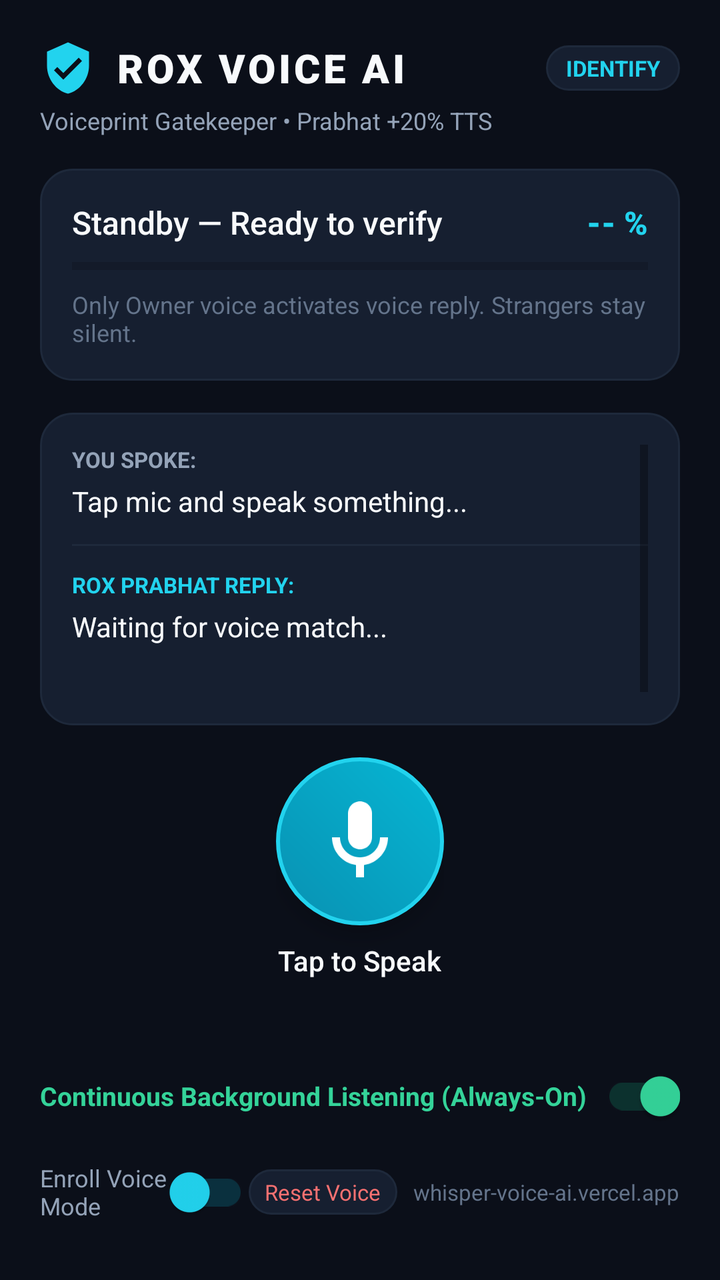
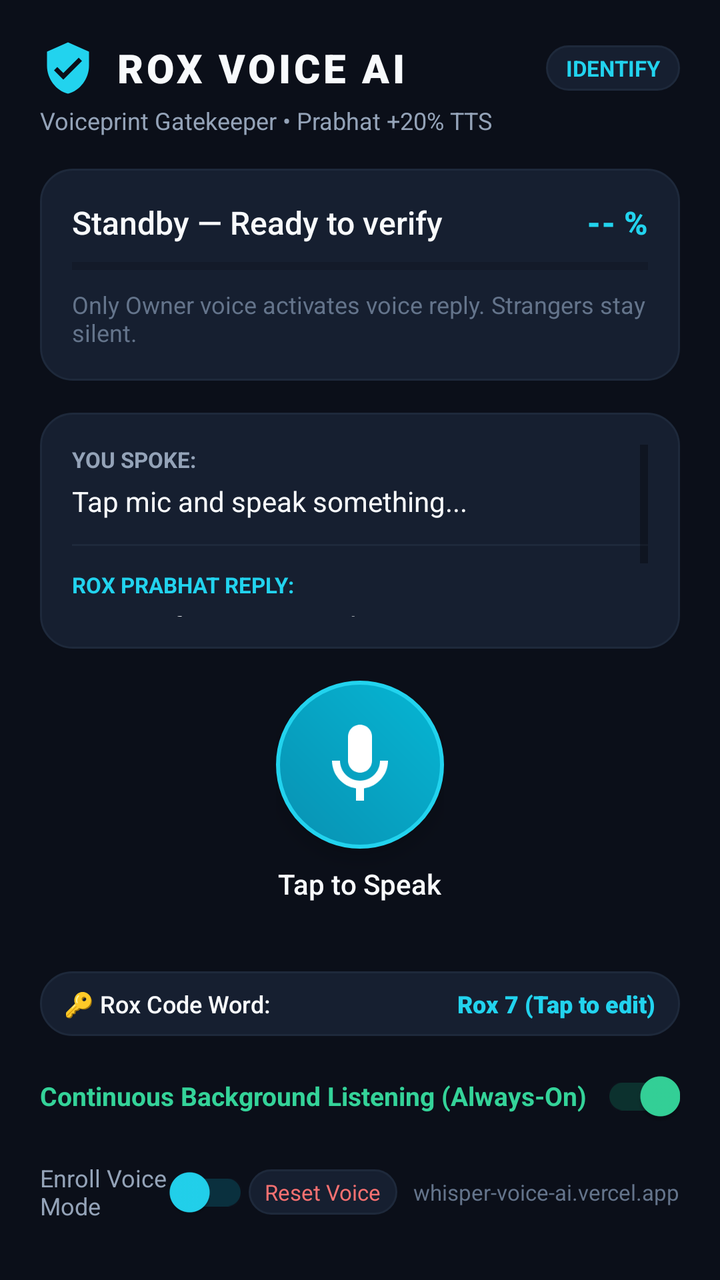

Compare the two renders of this Android layout. The source of the first and the diff that turns it into the second are given below.
<!-- AndroidManifest.xml: application theme Theme.Jarvis -->
<!-- res/layout/activity_main.xml -->
<?xml version="1.0" encoding="utf-8"?>
<androidx.constraintlayout.widget.ConstraintLayout xmlns:android="http://schemas.android.com/apk/res/android"
    xmlns:app="http://schemas.android.com/apk/res-auto"
    xmlns:tools="http://schemas.android.com/tools"
    android:id="@+id/rootLayout"
    android:layout_width="match_parent"
    android:layout_height="match_parent"
    android:background="@color/bg_dark"
    android:padding="20dp">

    
    <LinearLayout
        android:id="@+id/headerLayout"
        android:layout_width="0dp"
        android:layout_height="wrap_content"
        android:orientation="vertical"
        app:layout_constraintEnd_toEndOf="parent"
        app:layout_constraintStart_toStartOf="parent"
        app:layout_constraintTop_toTopOf="parent">

        <LinearLayout
            android:layout_width="match_parent"
            android:layout_height="wrap_content"
            android:gravity="center_vertical"
            android:orientation="horizontal">

            <ImageView
                android:layout_width="28dp"
                android:layout_height="28dp"
                android:src="@drawable/ic_shield_check"
                app:tint="@color/cyan_400" />

            <TextView
                android:id="@+id/tvTitle"
                android:layout_width="0dp"
                android:layout_height="wrap_content"
                android:layout_marginStart="10dp"
                android:layout_weight="1"
                android:fontFamily="sans-serif-black"
                android:letterSpacing="0.08"
                android:text="ROX VOICE AI"
                android:textColor="@color/text_primary"
                android:textSize="20sp" />

            <TextView
                android:id="@+id/tvModeBadge"
                android:layout_width="wrap_content"
                android:layout_height="wrap_content"
                android:background="@drawable/bg_card"
                android:paddingHorizontal="10dp"
                android:paddingVertical="4dp"
                android:text="IDENTIFY"
                android:textColor="@color/cyan_400"
                android:textSize="11sp"
                android:textStyle="bold" />
        </LinearLayout>

        <TextView
            android:id="@+id/tvSubtitle"
            android:layout_width="wrap_content"
            android:layout_height="wrap_content"
            android:layout_marginTop="4dp"
            android:text="Voiceprint Gatekeeper • Prabhat +20% TTS"
            android:textColor="@color/text_secondary"
            android:textSize="12sp" />
    </LinearLayout>

    
    <LinearLayout
        android:id="@+id/cardBiometric"
        android:layout_width="0dp"
        android:layout_height="wrap_content"
        android:layout_marginTop="16dp"
        android:background="@drawable/bg_card"
        android:orientation="vertical"
        android:padding="16dp"
        app:layout_constraintEnd_toEndOf="parent"
        app:layout_constraintStart_toStartOf="parent"
        app:layout_constraintTop_toBottomOf="@id/headerLayout">

        <LinearLayout
            android:layout_width="match_parent"
            android:layout_height="wrap_content"
            android:gravity="center_vertical"
            android:orientation="horizontal">

            <TextView
                android:id="@+id/tvSpeakerStatus"
                android:layout_width="0dp"
                android:layout_height="wrap_content"
                android:layout_weight="1"
                android:fontFamily="sans-serif-medium"
                android:text="Standby — Ready to verify"
                android:textColor="@color/text_primary"
                android:textSize="16sp" />

            <TextView
                android:id="@+id/tvMatchPercent"
                android:layout_width="wrap_content"
                android:layout_height="wrap_content"
                android:fontFamily="sans-serif-black"
                android:text="-- %"
                android:textColor="@color/cyan_400"
                android:textSize="16sp" />
        </LinearLayout>

        
        <ProgressBar
            android:id="@+id/pbMatch"
            style="?android:attr/progressBarStyleHorizontal"
            android:layout_width="match_parent"
            android:layout_height="6dp"
            android:layout_marginTop="8dp"
            android:max="100"
            android:progress="0"
            android:progressTint="@color/cyan_400" />

        <TextView
            android:id="@+id/tvBiometricDetail"
            android:layout_width="match_parent"
            android:layout_height="wrap_content"
            android:layout_marginTop="8dp"
            android:text="Only Owner voice activates voice reply. Strangers stay silent."
            android:textColor="@color/text_muted"
            android:textSize="12sp" />
    </LinearLayout>

    
    <LinearLayout
        android:id="@+id/cardConversation"
        android:layout_width="0dp"
        android:layout_height="0dp"
        android:layout_marginVertical="16dp"
        android:background="@drawable/bg_card"
        android:orientation="vertical"
        android:padding="16dp"
        app:layout_constraintBottom_toTopOf="@id/centerControlLayout"
        app:layout_constraintEnd_toEndOf="parent"
        app:layout_constraintStart_toStartOf="parent"
        app:layout_constraintTop_toBottomOf="@id/cardBiometric">

        <ScrollView
            android:layout_width="match_parent"
            android:layout_height="match_parent"
            android:fillViewport="true">

            <LinearLayout
                android:layout_width="match_parent"
                android:layout_height="wrap_content"
                android:orientation="vertical">

                <TextView
                    android:layout_width="wrap_content"
                    android:layout_height="wrap_content"
                    android:text="YOU SPOKE:"
                    android:textColor="@color/text_secondary"
                    android:textSize="11sp"
                    android:textStyle="bold" />

                <TextView
                    android:id="@+id/tvYouSpoke"
                    android:layout_width="match_parent"
                    android:layout_height="wrap_content"
                    android:layout_marginTop="4dp"
                    android:text="Tap mic and speak something..."
                    android:textColor="@color/text_primary"
                    android:textSize="14sp" />

                <View
                    android:layout_width="match_parent"
                    android:layout_height="1dp"
                    android:layout_marginVertical="12dp"
                    android:background="@color/bg_card_border" />

                <TextView
                    android:layout_width="wrap_content"
                    android:layout_height="wrap_content"
                    android:text="ROX PRABHAT REPLY:"
                    android:textColor="@color/cyan_400"
                    android:textSize="11sp"
                    android:textStyle="bold" />

                <TextView
                    android:id="@+id/tvJarvisReply"
                    android:layout_width="match_parent"
                    android:layout_height="wrap_content"
                    android:layout_marginTop="4dp"
                    android:text="Waiting for voice match..."
                    android:textColor="@color/text_primary"
                    android:textSize="14sp" />

                <TextView
                    android:id="@+id/tvStatusSub"
                    android:layout_width="match_parent"
                    android:layout_height="wrap_content"
                    android:layout_marginTop="10dp"
                    android:text=""
                    android:textColor="@color/emerald_400"
                    android:textSize="11sp" />
            </LinearLayout>
        </ScrollView>
    </LinearLayout>

    
    <LinearLayout
        android:id="@+id/centerControlLayout"
        android:layout_width="wrap_content"
        android:layout_height="wrap_content"
        android:layout_marginBottom="16dp"
        android:gravity="center"
        android:orientation="vertical"
        app:layout_constraintBottom_toTopOf="@id/bottomSettingsLayout"
        app:layout_constraintEnd_toEndOf="parent"
        app:layout_constraintStart_toStartOf="parent">

        <ImageButton
            android:id="@+id/btnMic"
            android:layout_width="84dp"
            android:layout_height="84dp"
            android:background="@drawable/bg_circle_btn"
            android:contentDescription="@string/tap_to_speak"
            android:elevation="6dp"
            android:src="@drawable/ic_mic" />

        <TextView
            android:id="@+id/tvMicStatus"
            android:layout_width="wrap_content"
            android:layout_height="wrap_content"
            android:layout_marginTop="8dp"
            android:fontFamily="sans-serif-medium"
            android:text="Tap to Speak"
            android:textColor="@color/text_primary"
            android:textSize="14sp" />

        <TextView
            android:id="@+id/tvDuration"
            android:layout_width="wrap_content"
            android:layout_height="wrap_content"
            android:layout_marginTop="2dp"
            android:text="00:00"
            android:textColor="@color/cyan_400"
            android:textSize="12sp"
            android:visibility="invisible" />
    </LinearLayout>

    
    <LinearLayout
        android:id="@+id/bottomSettingsLayout"
        android:layout_width="0dp"
        android:layout_height="wrap_content"
        android:orientation="vertical"
        app:layout_constraintBottom_toBottomOf="parent"
        app:layout_constraintEnd_toEndOf="parent"
        app:layout_constraintStart_toStartOf="parent">

        <com.google.android.material.switchmaterial.SwitchMaterial
            android:id="@+id/switchBackgroundListening"
            android:layout_width="match_parent"
            android:layout_height="wrap_content"
            android:checked="true"
            android:text="Continuous Background Listening (Always-On)"
            android:textColor="@color/emerald_400"
            android:textSize="13sp"
            android:textStyle="bold"
            app:thumbTint="@color/emerald_400"
            app:trackTint="@color/emerald_glow" />

        <LinearLayout
            android:layout_width="match_parent"
            android:layout_height="wrap_content"
            android:gravity="center_vertical"
            android:orientation="horizontal">

            <com.google.android.material.switchmaterial.SwitchMaterial
                android:id="@+id/switchRegister"
                android:layout_width="0dp"
                android:layout_height="wrap_content"
                android:layout_weight="1"
                android:text="Enroll Voice Mode"
                android:textColor="@color/text_secondary"
                android:textSize="12sp"
                app:thumbTint="@color/cyan_400"
                app:trackTint="@color/cyan_glow" />

            <TextView
                android:id="@+id/btnResetVoice"
                android:layout_width="wrap_content"
                android:layout_height="wrap_content"
                android:layout_marginEnd="8dp"
                android:background="@drawable/bg_card"
                android:paddingHorizontal="8dp"
                android:paddingVertical="4dp"
                android:text="Reset Voice"
                android:textColor="@color/red_400"
                android:textSize="11sp" />

            <TextView
                android:id="@+id/tvBackendUrl"
                android:layout_width="wrap_content"
                android:layout_height="wrap_content"
                android:text="whisper-voice-ai.vercel.app"
                android:textColor="@color/text_muted"
                android:textSize="11sp" />
        </LinearLayout>
    </LinearLayout>

</androidx.constraintlayout.widget.ConstraintLayout>
<!-- resources referenced by this layout -->
<resources>
  <color name="bg_card_border">#1E293B</color>
  <color name="bg_dark">#0B0F19</color>
  <color name="cyan_400">#22D3EE</color>
  <color name="cyan_glow">#3306B6D4</color>
  <color name="emerald_400">#34D399</color>
  <color name="emerald_glow">#3310B981</color>
  <color name="red_400">#F87171</color>
  <color name="text_muted">#64748B</color>
  <color name="text_primary">#F8FAFC</color>
  <color name="text_secondary">#94A3B8</color>
  <!-- drawable bg_card (drawable) -->
  <?xml version="1.0" encoding="utf-8"?>
  <shape xmlns:android="http://schemas.android.com/apk/res/android"
      android:shape="rectangle">
      <solid android:color="@color/bg_card" />
      <corners android:radius="16dp" />
      <stroke
          android:width="1dp"
          android:color="@color/bg_card_border" />
  </shape>
  <!-- drawable bg_circle_btn (drawable) -->
  <?xml version="1.0" encoding="utf-8"?>
  <ripple xmlns:android="http://schemas.android.com/apk/res/android"
      android:color="@color/cyan_400">
      <item>
          <shape android:shape="oval">
              <gradient
                  android:angle="45"
                  android:endColor="@color/cyan_500"
                  android:startColor="#0891B2"
                  android:type="linear" />
              <stroke
                  android:width="2dp"
                  android:color="@color/cyan_400" />
          </shape>
      </item>
  </ripple>
  <!-- drawable ic_mic (drawable) -->
  <vector xmlns:android="http://schemas.android.com/apk/res/android"
      android:width="48dp"
      android:height="48dp"
      android:viewportWidth="24"
      android:viewportHeight="24">
    <path
        android:fillColor="@color/white"
        android:pathData="M12,14c1.66,0 3,-1.34 3,-3V5c0,-1.66 -1.34,-3 -3,-3S9,3.34 9,5v6C9,12.66 10.34,14 12,14z"/>
    <path
        android:fillColor="@color/white"
        android:pathData="M17,11c0,2.76 -2.24,5 -5,5s-5,-2.24 -5,-5H5c0,3.53 2.61,6.43 6,6.92V21h2v-3.08c3.39,-0.49 6,-3.39 6,-6.92H17z"/>
  </vector>
  <!-- drawable ic_shield_check (drawable) -->
  <vector xmlns:android="http://schemas.android.com/apk/res/android"
      android:width="24dp"
      android:height="24dp"
      android:viewportWidth="24"
      android:viewportHeight="24">
    <path
        android:fillColor="@color/cyan_400"
        android:pathData="M12,1L3,5v6c0,5.55 3.84,10.74 9,12 5.16,-1.26 9,-6.45 9,-12V5l-9,-4zm-2,16l-4,-4 1.41,-1.41L10,14.17l6.59,-6.59L18,9l-8,8z"/>
  </vector>
  <string name="tap_to_speak">Tap to Speak</string>
  <style name="Theme.Jarvis" parent="Theme.MaterialComponents.DayNight.NoActionBar">
          
          <item name="colorPrimary">@color/cyan_500</item>
          <item name="colorPrimaryVariant">@color/cyan_400</item>
          <item name="colorOnPrimary">@color/bg_dark</item>
          
          <item name="colorSecondary">@color/emerald_500</item>
          <item name="colorSecondaryVariant">@color/emerald_400</item>
          <item name="colorOnSecondary">@color/white</item>
          
          <item name="android:statusBarColor">@color/bg_dark</item>
          <item name="android:navigationBarColor">@color/bg_dark</item>
          <item name="android:windowBackground">@color/bg_dark</item>
      </style>
  <color name="bg_card">#161F30</color>
  <color name="cyan_500">#06B6D4</color>
  <color name="white">#FFFFFFFF</color>
  <color name="emerald_500">#10B981</color>
</resources>

<!-- the commit's change to res/layout/activity_main.xml (unified diff, before → after) -->
@@ -253,6 +253,39 @@
         app:layout_constraintEnd_toEndOf="parent"
         app:layout_constraintStart_toStartOf="parent">
 
+        
+        <LinearLayout
+            android:id="@+id/rowCodeWord"
+            android:layout_width="match_parent"
+            android:layout_height="wrap_content"
+            android:layout_marginBottom="6dp"
+            android:background="@drawable/bg_card"
+            android:clickable="true"
+            android:focusable="true"
+            android:gravity="center_vertical"
+            android:orientation="horizontal"
+            android:paddingHorizontal="12dp"
+            android:paddingVertical="8dp">
+
+            <TextView
+                android:layout_width="0dp"
+                android:layout_height="wrap_content"
+                android:layout_weight="1"
+                android:fontFamily="sans-serif-medium"
+                android:text="🔑 Rox Code Word:"
+                android:textColor="@color/text_primary"
+                android:textSize="12sp" />
+
+            <TextView
+                android:id="@+id/tvCurrentCodeWord"
+                android:layout_width="wrap_content"
+                android:layout_height="wrap_content"
+                android:fontFamily="sans-serif-black"
+                android:text="Rox 7 (Tap to edit)"
+                android:textColor="@color/cyan_400"
+                android:textSize="12sp" />
+        </LinearLayout>
+
         <com.google.android.material.switchmaterial.SwitchMaterial
             android:id="@+id/switchBackgroundListening"
             android:layout_width="match_parent"
